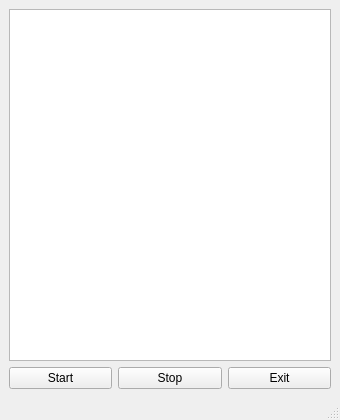
Qt form ui/gui.ui (shengyu7697/YahooStock) before a commit.
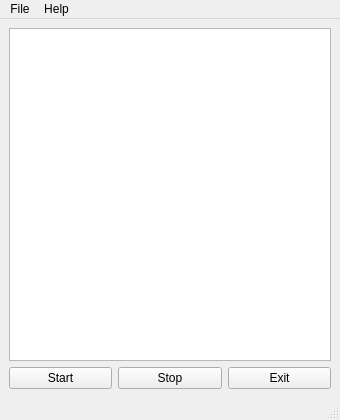
The same form after that commit.

Commit message: Add menu action

```diff
--- a/ui/gui.ui
+++ b/ui/gui.ui
@@ -62,6 +62,21 @@
      <height>25</height>
     </rect>
    </property>
+   <widget class="QMenu" name="menuFile">
+    <property name="title">
+     <string>File</string>
+    </property>
+    <addaction name="actionExit"/>
+   </widget>
+   <widget class="QMenu" name="menuHelp">
+    <property name="title">
+     <string>Help</string>
+    </property>
+    <addaction name="actionLicense"/>
+    <addaction name="actionAbout"/>
+   </widget>
+   <addaction name="menuFile"/>
+   <addaction name="menuHelp"/>
   </widget>
   <widget class="QStatusBar" name="statusbar"/>
  </widget>
```
Left out of the diff: 15 changed lines with no effect on the pictures. The commit also changes 2 other files.
